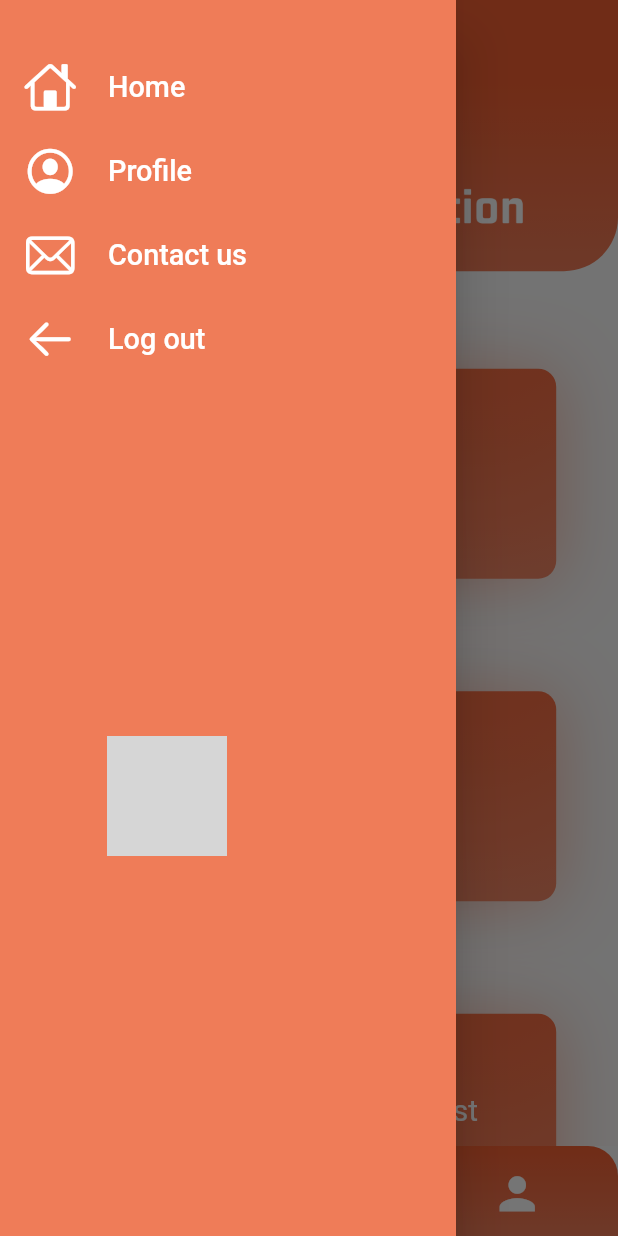
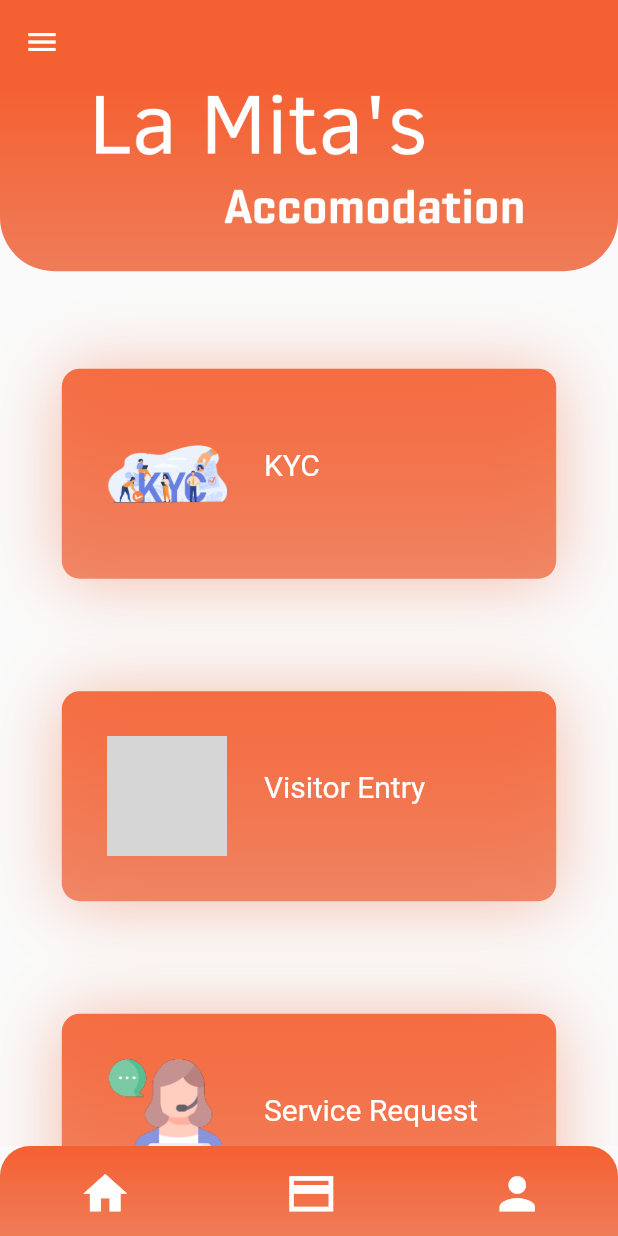
Before and after one commit to jaggadas/La-Mita-s, a Flutter app: the Home screen opened by its route, in the side drawer, after a tap on "Home", on a phone screen of 412 x 824 dp. Run offline on Flutter 3.47's test engine with Material 2 defaults, Android fonts, the light colour scheme and no system bars; our stand-ins replace cloud_firestore, firebase_auth, firebase_core, firebase_storage, flutter_markdown, fluttertoast and 4 more; missing offline and left inert: cloud_firestore_web, dart:html, dart:js, firebase_auth_web, firebase_core_web, firebase_storage_web and 2 more; accounts and stored records are empty; grey boxes are pictures that could not be loaded.

Commit message:
drawer home button

```diff
--- a/lib/pages/drawer.dart
+++ b/lib/pages/drawer.dart
@@ -16,20 +16,11 @@ class MyDrawer extends StatelessWidget {
           child: ListView(
             padding: EdgeInsets.only(top: 30.0),
             children: [
-              /*    DrawerHeader(
-                padding: EdgeInsets.zero,
-                child: Container(
-                  color: MyTheme.orange2.withOpacity(0.6),
-                  child: UserAccountsDrawerHeader(
-                    decoration: BoxDecoration(color: MyTheme.orange2),
-                   // margin: EdgeInsets.zero,
-                    accountName: Text(""),
-                    accountEmail: Text(""),
-                  ),
-                ),
-              ), */
+
               ListTile(
-                onTap: () {},
+                onTap: () {
+                  Navigator.pop(context);
+                },
                 leading: Icon(
                   CupertinoIcons.home,
                   size: 35,
```
